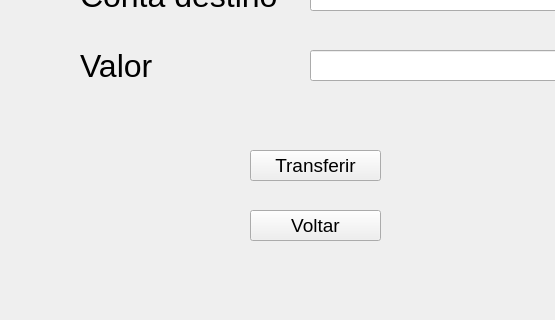
Old version of the form interfaceBanco/tela_transferencia.ui in the repository aleffericlys/Banco; both pictures show x 0 to 555 and y 160 to 480 of the 640 by 480 pixel window.
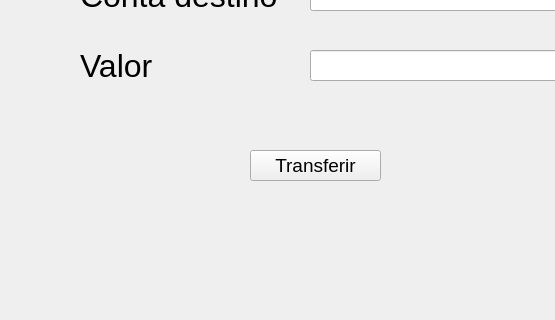
New version of the form.

What changed in the file:
```diff
--- a/interfaceBanco/tela_transferencia.ui
+++ b/interfaceBanco/tela_transferencia.ui
@@ -106,24 +106,6 @@
      <string>Transferir</string>
     </property>
    </widget>
-   <widget class="QPushButton" name="pushButton_2">
-    <property name="geometry">
-     <rect>
-      <x>250</x>
-      <y>370</y>
-      <width>131</width>
-      <height>31</height>
-     </rect>
-    </property>
-    <property name="font">
-     <font>
-      <pointsize>14</pointsize>
-     </font>
-    </property>
-    <property name="text">
-     <string>Voltar</string>
-    </property>
-   </widget>
   </widget>
   <widget class="QMenuBar" name="menubar">
    <property name="geometry">
```
